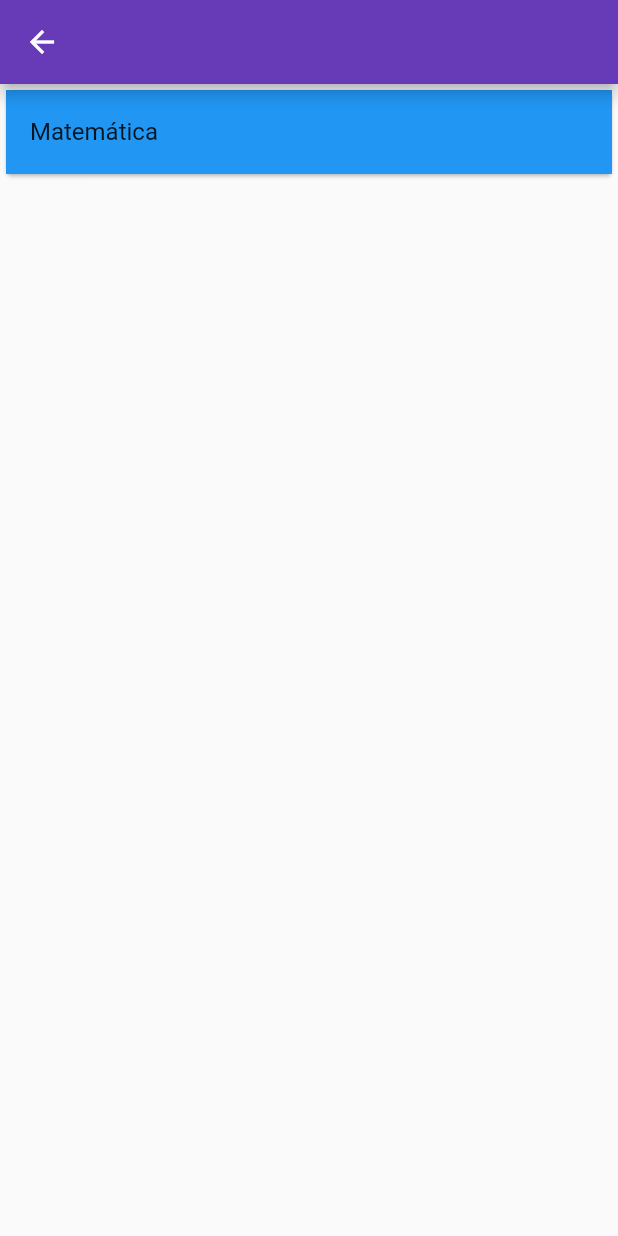
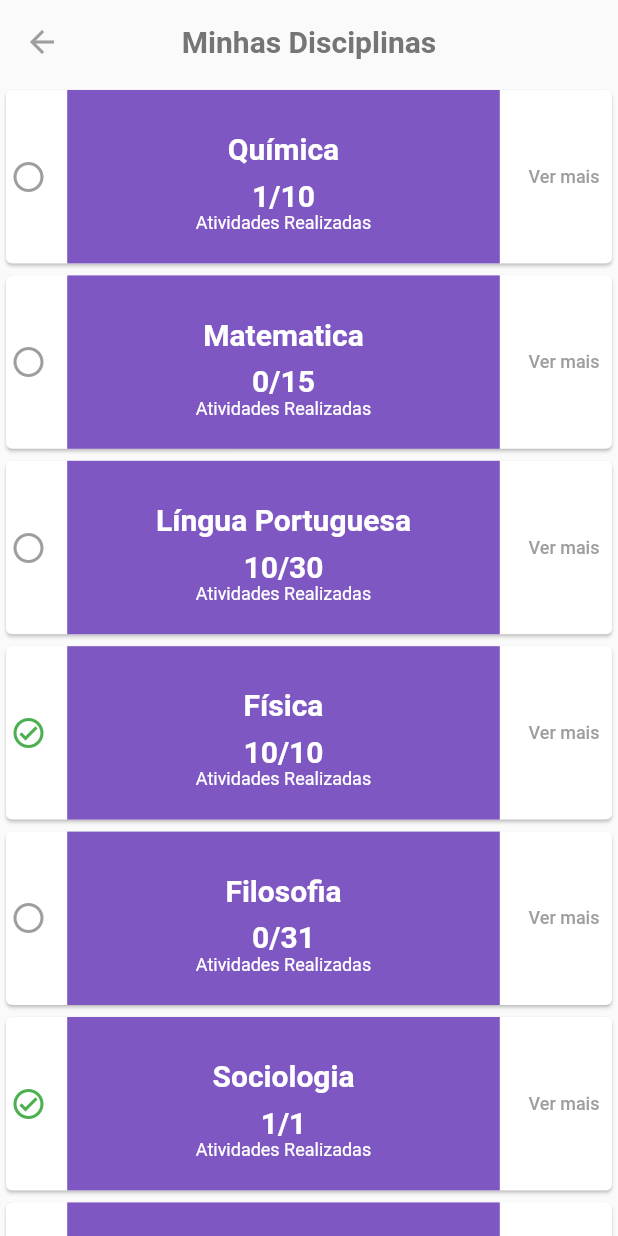
Before and after one commit to GabbieDemberck/PortalEducacao, a Flutter app: the screen it shows after launch, item 2 of the bottom bar chosen, on a phone screen of 412 x 824 dp. Run offline on Flutter 3.47's test engine with Material 2 defaults, Android fonts, the phone set to English and light mode, and no system bars; missing offline and left inert: dart:html, time_planner.

Commit message:
Ajustes na tela inicial e Criação da tela de disciplina.

```diff
--- a/lib/main.dart
+++ b/lib/main.dart
@@ -1,7 +1,6 @@
-import 'package:educacao_portal/screen/home/home_page.dart';
-import 'package:educacao_portal/screen/login/login.dart';
-import 'package:flutter/cupertino.dart';
 import 'package:flutter/material.dart';
+
+import 'screen/home/home_page.dart';
 
 void main() {
   runApp(const MyApp());
@@ -16,9 +15,7 @@ class MyApp extends StatelessWidget {
     return MaterialApp(
       debugShowCheckedModeBanner: false,
       title: 'Flutter Demo',
-      theme: ThemeData(
-        primarySwatch: Colors.deepPurple,
-      ),
+      theme: ThemeData(),
       home: Home_Page(),
     );
   }
--- a/lib/screen/disciplinas/disciplinas_lista.dart
+++ b/lib/screen/disciplinas/disciplinas_lista.dart
@@ -1,3 +1,4 @@
+import 'package:educacao_portal/screen/disciplinas/widgets/disciplinas_card.dart';
 import 'package:educacao_portal/screen/home/home_page.dart';
 import 'package:flutter/cupertino.dart';
 import 'package:flutter/material.dart';
@@ -5,13 +6,20 @@ import 'package:flutter/material.dart';
 import 'model/disciplina.dart';
 
 class Disciplinas_Lista extends StatelessWidget {
-  Disciplina disciplina =
-      Disciplina(nome: 'Matemática', nomeProfessor: 'Felícia Feliz Pinto');
   @override
   Widget build(BuildContext context) {
     return Scaffold(
       appBar: AppBar(
+        centerTitle: true,
+        backgroundColor: Colors.transparent,
+        elevation: 0,
+        title: Text(
+          'Minhas Disciplinas',
+          style: TextStyle(
+              color: Colors.grey.shade600, fontWeight: FontWeight.bold),
+        ),
         leading: BackButton(
+          color: Colors.grey,
           onPressed: () => Navigator.push(
               context, MaterialPageRoute(builder: (context) => Home_Page())),
         ),
@@ -22,14 +30,54 @@ class Disciplinas_Lista extends StatelessWidget {
           width: MediaQuery.of(context).size.width,
           child: ListView(
             children: [
-              Card(
-                child: Container(
-                  color: Colors.blue,
-                  child: ListTile(
-                    title: Text('Matemática'),
-                  ),
-                ),
-              )
+              Disciplinas_Card(
+                materia_nome: 'Química',
+                materia_cor: Colors.deepPurple.shade400,
+                atividades_feitas: 1,
+                atividades_lancadas: 10,
+              ),
+              Disciplinas_Card(
+                materia_nome: 'Matematica',
+                materia_cor: Colors.deepPurple.shade400,
+                atividades_feitas: 0,
+                atividades_lancadas: 15,
+              ),
+              Disciplinas_Card(
+                materia_nome: 'Língua Portuguesa',
+                materia_cor: Colors.deepPurple.shade400,
+                atividades_feitas: 10,
+                atividades_lancadas: 30,
+              ),
+              Disciplinas_Card(
+                materia_nome: 'Física',
+                materia_cor: Colors.deepPurple.shade400,
+                atividades_feitas: 10,
+                atividades_lancadas: 10,
+              ),
+              Disciplinas_Card(
+                materia_nome: 'Filosofia',
+                materia_cor: Colors.deepPurple.shade400,
+                atividades_feitas: 0,
+                atividades_lancadas: 31,
+              ),
+              Disciplinas_Card(
+                materia_nome: 'Sociologia',
+                materia_cor: Colors.deepPurple.shade400,
+                atividades_feitas: 1,
+                atividades_lancadas: 1,
+              ),
+              Disciplinas_Card(
+                materia_nome: 'Ingles',
+                materia_cor: Colors.deepPurple.shade400,
+                atividades_feitas: 0,
+                atividades_lancadas: 4,
+              ),
+              Disciplinas_Card(
+                materia_nome: 'Espanhol',
+                materia_cor: Colors.deepPurple.shade400,
+                atividades_feitas: 0,
+                atividades_lancadas: 5,
+              ),
             ],
           ),
         ),
--- /dev/null
+++ b/lib/screen/disciplinas/widgets/disciplinas_card.dart
@@ -0,0 +1,112 @@
+import 'package:flutter/cupertino.dart';
+import 'package:flutter/material.dart';
+
+class Disciplinas_Card extends StatelessWidget {
+  late String? materia_nome;
+  late Color materia_cor;
+  late int atividades_lancadas;
+  late int atividades_feitas;
+
+  Disciplinas_Card(
+      {required this.materia_nome,
+      required this.materia_cor,
+      required this.atividades_feitas,
+      required this.atividades_lancadas});
+
+  @override
+  Widget build(BuildContext context) {
+    return SizedBox(
+      width: MediaQuery.of(context).size.width,
+      height: MediaQuery.of(context).size.height * 15 / 100,
+      child: Card(
+        child: Row(
+          mainAxisAlignment: MainAxisAlignment.spaceBetween,
+          crossAxisAlignment: CrossAxisAlignment.center,
+          children: [
+            Padding(
+              padding: const EdgeInsets.all(3.0),
+              child: _Icon_Aviso(
+                  atividades_lancadas: atividades_lancadas,
+                  atividades_feitas: atividades_feitas),
+            ),
+            Container(
+              width: MediaQuery.of(context).size.width * 70 / 100,
+              height: MediaQuery.of(context).size.height,
+              color: materia_cor,
+              child: Column(
+                crossAxisAlignment: CrossAxisAlignment.center,
+                mainAxisAlignment: MainAxisAlignment.center,
+                children: [
+                  Row(
+                    mainAxisAlignment: MainAxisAlignment.center,
+                    crossAxisAlignment: CrossAxisAlignment.center,
+                    children: [
+                      Padding(
+                        padding: const EdgeInsets.all(8.0),
+                        child: Expanded(
+                          child: Text(
+                            materia_nome!,
+                            maxLines: 1,
+                            softWrap: false,
+                            textAlign: TextAlign.center,
+                            style: TextStyle(
+                              fontSize: 20,
+                              color: Colors.white,
+                              fontWeight: FontWeight.bold,
+                              overflow: TextOverflow.ellipsis,
+                            ),
+                          ),
+                        ),
+                      ),
+                    ],
+                  ),
+                  Text(
+                    '$atividades_feitas/$atividades_lancadas',
+                    style: TextStyle(
+                        color: Colors.white,
+                        fontSize: 20,
+                        fontWeight: FontWeight.bold),
+                  ),
+                  Text(
+                    'Atividades Realizadas',
+                    style: TextStyle(fontSize: 12, color: Colors.white),
+                  ),
+                ],
+              ),
+            ),
+            TextButton(
+              onPressed: () {},
+              child: Text(
+                'Ver mais',
+                softWrap: true,
+                style: TextStyle(color: Colors.grey, fontSize: 12),
+              ),
+            ),
+          ],
+        ),
+      ),
+    );
+  }
+}
+
+// ignore: camel_case_types
+class _Icon_Aviso extends StatelessWidget {
+  int? atividades_feitas;
+  int? atividades_lancadas;
+  _Icon_Aviso({this.atividades_feitas, this.atividades_lancadas});
+
+  @override
+  Widget build(BuildContext context) {
+    if (atividades_feitas == atividades_lancadas) {
+      return Icon(
+        Icons.check_circle_outline_sharp,
+        color: Colors.green,
+      );
+    } else {
+      return Icon(
+        Icons.radio_button_unchecked_sharp,
+        color: Colors.grey,
+      );
+    }
+  }
+}
--- a/lib/screen/home/home_page.dart
+++ b/lib/screen/home/home_page.dart
@@ -1,6 +1,5 @@
 import 'package:educacao_portal/screen/home/widgets/bottom_navigation.dart';
 import 'package:educacao_portal/screen/home/widgets/horario_aula.dart';
-import 'package:educacao_portal/screen/home/widgets/menu_lateral.dart';
 import 'package:flutter/cupertino.dart';
 import 'package:flutter/material.dart';
 import 'package:flutter/rendering.dart';
@@ -28,7 +27,7 @@ class Home_Page extends StatelessWidget {
         ),
         actions: [
           IconButton(
-            icon: Icon(
+            icon: const Icon(
               Icons.settings,
               size: 18,
             ),
@@ -36,7 +35,7 @@ class Home_Page extends StatelessWidget {
           ),
           IconButton(
             tooltip: 'Exit',
-            icon: Icon(
+            icon: const Icon(
               Icons.exit_to_app,
               size: 18,
             ),
@@ -68,7 +67,7 @@ class Home_Page extends StatelessWidget {
       ),
       floatingActionButton: FloatingActionButton.small(
         onPressed: () {},
-        child: Icon(Icons.add),
+        child: const Icon(Icons.add),
       ),
       floatingActionButtonLocation: FloatingActionButtonLocation.centerDocked,
       bottomNavigationBar: Bottom_Navigation(),
--- a/lib/screen/home/widgets/bottom_navigation.dart
+++ b/lib/screen/home/widgets/bottom_navigation.dart
@@ -1,6 +1,8 @@
 import 'package:educacao_portal/screen/disciplinas/disciplinas_lista.dart';
 import 'package:flutter/cupertino.dart';
 import 'package:flutter/material.dart';
+
+import 'perfil_usuario.dart';
 
 class Bottom_Navigation extends StatefulWidget {
   @override
@@ -18,7 +20,10 @@ class _Bottom_Navigation_State extends State<Bottom_Navigation> {
         // ignore: prefer_const_literals_to_create_immutables
         child: Row(mainAxisAlignment: MainAxisAlignment.spaceAround, children: [
           IconButton(
-            onPressed: () {},
+            onPressed: () {
+              Navigator.push(context,
+                  MaterialPageRoute(builder: (context) => Perfil_Usuario()));
+            },
             icon: Icon(
               Icons.person_rounded,
               color: colorIcon,
--- a/lib/screen/home/widgets/foto_usuario.dart
+++ b/lib/screen/home/widgets/foto_usuario.dart
@@ -107,7 +107,7 @@ class _FotoUsuarioState extends State<FotoUsuario> {
                 child: GridView.builder(
                   gridDelegate: const SliverGridDelegateWithFixedCrossAxisCount(
                     // number of items per row
-                    crossAxisCount: 4,
+                    crossAxisCount: 3,
                     // vertical spacing between the items
                     mainAxisSpacing: 2,
                     // horizontal spacing between the items
@@ -117,8 +117,8 @@ class _FotoUsuarioState extends State<FotoUsuario> {
                     return ListTile(
                         title: Image.asset(
                       'assets/iconsUser/' + usuario_icones[index],
-                      width: 50,
-                      height: 50,
+                      width: 150,
+                      height: 150,
                     ));
                   },
                   itemCount: usuario_icones.length,
--- a/lib/screen/home/widgets/horario_aula.dart
+++ b/lib/screen/home/widgets/horario_aula.dart
@@ -47,7 +47,7 @@ class Horario_Aula extends StatelessWidget {
               Container(
                 width: MediaQuery.of(context).size.width * 40 / 100,
                 child: Card(
-                  color: Colors.red,
+                  color: Colors.white,
                   child: InkWell(
                     splashColor: Colors.blue.withAlpha(30),
                     onTap: () {
@@ -59,13 +59,13 @@ class Horario_Aula extends StatelessWidget {
                         mainAxisAlignment: MainAxisAlignment.center,
                         crossAxisAlignment: CrossAxisAlignment.center,
                         children: [
-                          Text(
+                          const Text(
                             'Matemática',
                             style: TextStyle(
                                 fontWeight: FontWeight.bold,
                                 color: Colors.white),
                           ),
-                          Text(
+                          const Text(
                             '13:00 - 14:00',
                             style: TextStyle(
                                 fontWeight: FontWeight.bold,
--- /dev/null
+++ b/lib/screen/home/widgets/perfil_usuario.dart
@@ -0,0 +1,13 @@
+import 'package:flutter/cupertino.dart';
+import 'package:flutter/material.dart';
+
+class Perfil_Usuario extends StatelessWidget {
+  @override
+  Widget build(BuildContext context) {
+    return Scaffold(
+      body: SingleChildScrollView(
+        child: Container(),
+      ),
+    );
+  }
+}
```
